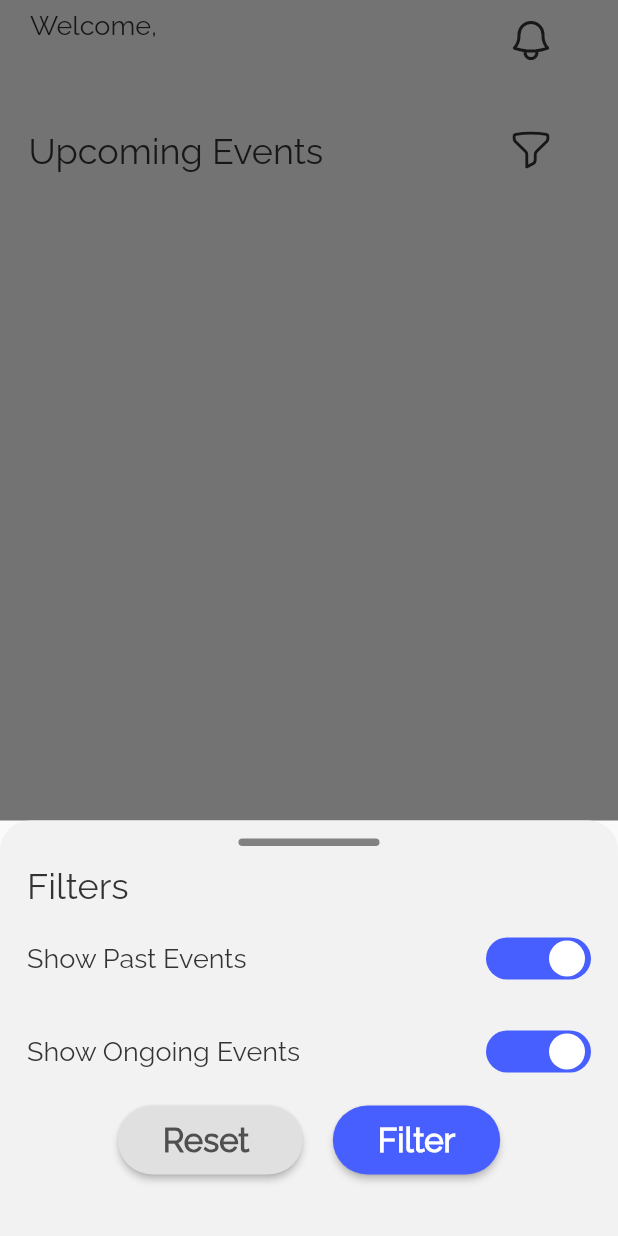
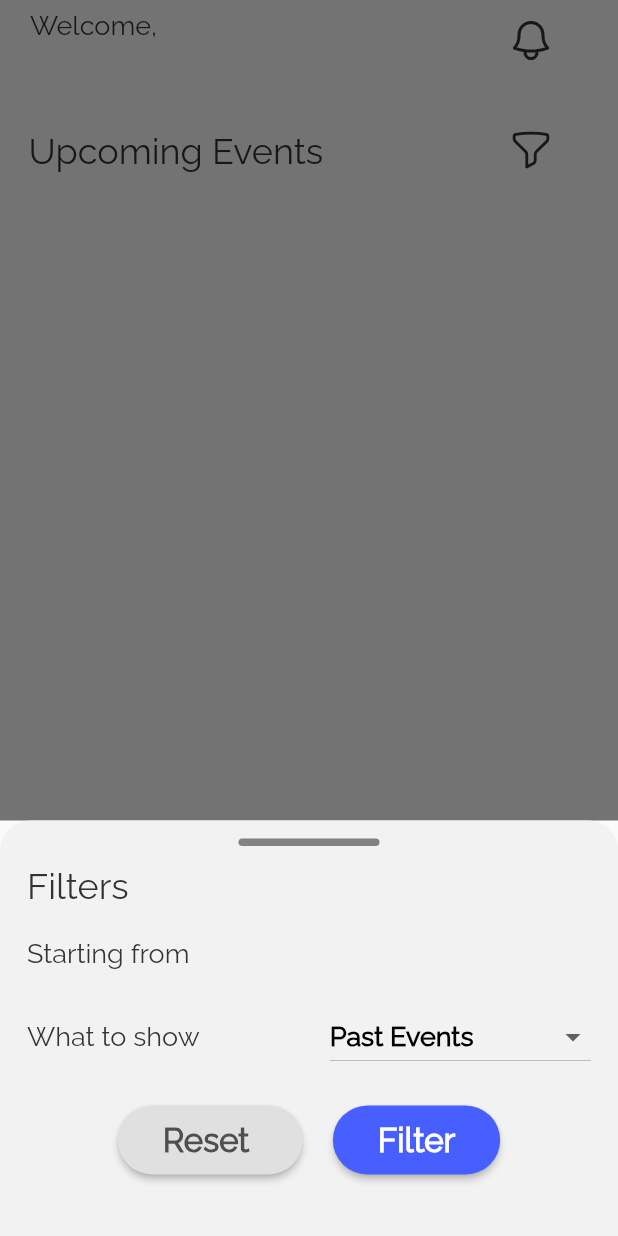
Before and after one commit to furknataman/register-event, a Flutter app: the screen it shows once a user with an empty profile is signed in, after a tap on an icon or button, on a phone screen of 412 x 824 dp. Run offline on Flutter 3.47's test engine with Material 2 defaults, Android fonts, the phone set to English and light mode, and no system bars; drawn by our look-alikes of flutter_switch; our stand-ins replace cloud_firestore, firebase_auth, firebase_core, firebase_messaging, flutter_local_notifications, flutter_riverpod and 5 more; missing offline and left inert: qr_code_scanner; accounts and stored records are empty.

Commit message:
bottomshet

```diff
--- a/lib/global/bottomSheet/filter/filter_provider.dart
+++ b/lib/global/bottomSheet/filter/filter_provider.dart
@@ -5,14 +5,6 @@ import 'package:flutter_switch/flutter_switch.dart';
 class FilterPage extends ChangeNotifier {
   bool past = true;
   bool ongoing = true;
-  void changePost() {
-    if (past == true) {
-      past = false;
-    } else {
-      past = true;
-    }
-    notifyListeners();
-  }
 
   void filterDialog(BuildContext context, Function functionLeft, Function functionRight,
       String titleText, String bodyText) {
@@ -20,7 +12,6 @@ class FilterPage extends ChangeNotifier {
         context: context,
         isScrollControlled: true,
         builder: (BuildContext context) {
-          return StatefulBuilder(builder: (BuildContext context, StateSetter mystate) {
           return Container(
             height: 277,
             decoration: const BoxDecoration(
@@ -60,77 +51,19 @@ class FilterPage extends ChangeNotifier {
                     child: Column(
                       mainAxisAlignment: MainAxisAlignment.spaceBetween,
                       children: [
-                          /*Row(
-                        mainAxisAlignment: MainAxisAlignment.spaceBetween,
-                        children: [
-                          Container(
-                            alignment: Alignment.topLeft,
-                            child: Text("Starting from",
-                                style: Theme.of(context).textTheme.bodyLarge),
-                          ),
-                          TimePickerSpinner(
-                            is24HourMode: true,
-                            normalTextStyle:
-                                const TextStyle(fontSize: 24, color: Colors.deepOrange),
-                            highlightedTextStyle:
-                                const TextStyle(fontSize: 24, color: Colors.yellow),
-                            spacing: 50,
-                            itemHeight: 80,
-                            isForce2Digits: true,
-                            onTimeChange: (time) {},
-                          ),
-                        ],
-                      ),*/
                         Row(
                           mainAxisAlignment: MainAxisAlignment.spaceBetween,
                           children: [
-                              Text("Show Past Events",
+                            Text("Starting from",
                                 style: Theme.of(context).textTheme.bodyLarge),
-                              FlutterSwitch(
-                                width: 70.0,
-                                height: 28.0,
-                                toggleSize: 28.0,
-                                value: past,
-                                inactiveColor: const Color(0xffE0E0E0),
-                                activeColor: const Color(0xff485FFF),
-                                activeToggleColor: const Color(0xffFFFFFF),
-                                inactiveToggleColor: const Color(0xff828282),
-                                borderRadius: 14.0,
-                                padding: 2.0,
-                                showOnOff: false,
-                                onToggle: (value) {
-                                  mystate(() {
-                                    value;
-                                  });
-                                  changePost();
-                                },
-                              ),
                           ],
                         ),
                         Row(
                           mainAxisAlignment: MainAxisAlignment.spaceBetween,
                           children: [
-                              Text("Show Ongoing Events",
+                            Text("What to show",
                                 style: Theme.of(context).textTheme.bodyLarge),
-                              FlutterSwitch(
-                                width: 70.0,
-                                height: 28.0,
-                                toggleSize: 28.0,
-                                value: ongoing,
-                                inactiveColor: const Color(0xffE0E0E0),
-                                activeColor: const Color(0xff485FFF),
-                                activeToggleColor: const Color(0xffFFFFFF),
-                                inactiveToggleColor: const Color(0xff828282),
-                                borderRadius: 14.0,
-                                padding: 2.0,
-                                showOnOff: false,
-                                onToggle: (value) {
-                                  mystate(() {
-                                    value;
-                                  });
-                                  changeOngoing();
-                                },
-                              ),
+                            DropDownMenu(),
                           ],
                         )
                       ],
@@ -142,8 +75,8 @@ class FilterPage extends ChangeNotifier {
                       ElevatedButton(
                         style: ElevatedButton.styleFrom(
                           backgroundColor: const Color(0xffE0E0E0),
-                            padding: const EdgeInsets.symmetric(
-                                horizontal: 30.0, vertical: 10.0),
+                          padding:
+                              const EdgeInsets.symmetric(horizontal: 30.0, vertical: 10.0),
                           shape: RoundedRectangleBorder(
                               borderRadius: BorderRadius.circular(30.0)),
                         ),
@@ -162,8 +95,8 @@ class FilterPage extends ChangeNotifier {
                       ElevatedButton(
                         style: ElevatedButton.styleFrom(
                           backgroundColor: const Color(0xff485FFF),
-                            padding: const EdgeInsets.symmetric(
-                                horizontal: 30.0, vertical: 10.0),
+                          padding:
+                              const EdgeInsets.symmetric(horizontal: 30.0, vertical: 10.0),
                           shape: RoundedRectangleBorder(
                               borderRadius: BorderRadius.circular(30.0)),
                         ),
@@ -182,44 +115,39 @@ class FilterPage extends ChangeNotifier {
             ),
           );
         });
-        });
-  }
-
-  /*FlutterSwitch getSwitch(bool value, Function getFunck) {
-    return FlutterSwitch(
-      width: 70.0,
-      height: 28.0,
-      toggleSize: 28.0,
-      value: value,
-      inactiveColor: const Color(0xffE0E0E0),
-      activeColor: const Color(0xff485FFF),
-      activeToggleColor: const Color(0xffFFFFFF),
-      inactiveToggleColor: const Color(0xff828282),
-      borderRadius: 14.0,
-      padding: 2.0,
-      showOnOff: false,
-      onToggle: (val) {
-        if (val == true) {
-          val = false;
-        } else {
-          val = true;
-        }
-        notifyListeners();
-
-        print(val);
-        getFunck;
-      },
-    );
-  }*/
-
-  void changeOngoing() {
-    if (ongoing == true) {
-      ongoing = false;
-    } else {
-      ongoing = true;
-    }
-    notifyListeners();
   }
 }
 
 final alertPageConfig = ChangeNotifierProvider((ref) => FilterPage());
+
+class DropDownMenu extends StatefulWidget {
+  const DropDownMenu({super.key});
+
+  @override
+  State<DropDownMenu> createState() => _DropDownMenuState();
+}
+
+class _DropDownMenuState extends State<DropDownMenu> {
+  List<DropdownMenuItem<String>> get dropdownItems {
+    List<DropdownMenuItem<String>> menuItems = [
+      const DropdownMenuItem(value: "0", child: Text("Past Events")),
+      const DropdownMenuItem(value: "1", child: Text("Ongoing Events")),
+      const DropdownMenuItem(value: "2", child: Text("Registered Events")),
+    ];
+    return menuItems;
+  }
+
+  String selectedValue = "0";
+  @override
+  Widget build(BuildContext context) {
+    return DropdownButton(
+      items: dropdownItems,
+      value: selectedValue,
+      onChanged: (value) {
+        setState(() {
+          selectedValue = value!;
+        });
+      },
+    );
+  }
+}
--- a/lib/main.dart
+++ b/lib/main.dart
@@ -4,7 +4,6 @@ import 'package:flutter_local_notifications/flutter_local_notifications.dart';
 import 'package:flutter_riverpod/flutter_riverpod.dart';
 import 'authentication/authservice.dart';
 import 'notifiation/local_notification/notification.dart';
-import 'package:cloud_firestore/cloud_firestore.dart';
 
 void main() async {
 
--- a/lib/pages/events/event_page.dart
+++ b/lib/pages/events/event_page.dart
@@ -1,5 +1,4 @@
 import 'package:flutter/material.dart';
-import 'package:flutter/rendering.dart';
 import 'package:flutter_riverpod/flutter_riverpod.dart';
 import 'package:qr/db/db_model/db_model_events.dart';
 import 'package:qr/global/date_time_converter.dart';
@@ -102,7 +101,7 @@ class _Eventspage extends ConsumerState<Eventspage> {
                         context;
                         return Padding(
                           padding: const EdgeInsets.only(right: 12.0),
-                          child: textContainer("${event!.speakers![index].toString()}",
+                          child: textContainer(event!.speakers![index].toString(),
                               Theme.of(context).textTheme.titleSmall,
                               bottomPadding: 10),
                         );
--- a/lib/pages/home/widgets/events_cart.dart
+++ b/lib/pages/home/widgets/events_cart.dart
@@ -14,8 +14,6 @@ InkWell evenetsCart(
   @required String? eventLocation,
   @required bool? eventCart,
 }) {
-  print(eventCart);
-
   ClassTime time = classConverter(event!.dateTime!, event.duration!);
   return InkWell(
     onTap: () {
```
Lines whose indentation alone changed are shown as unchanged.
